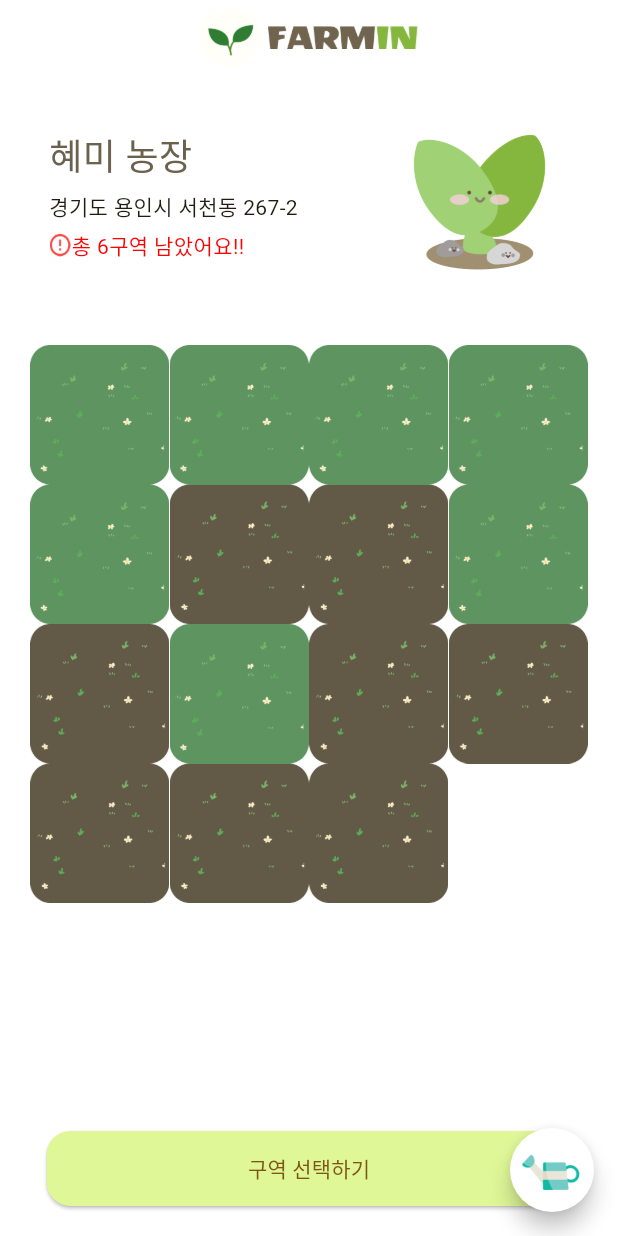
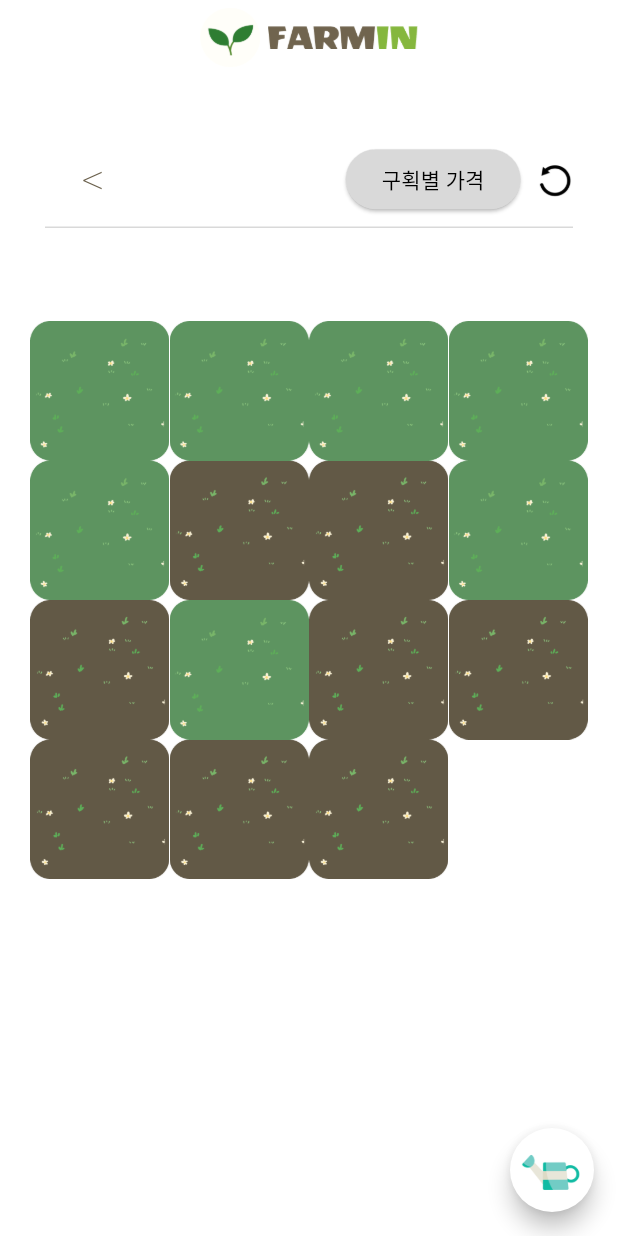
Before and after one commit to HTML-014B/014B-FE, a Flutter app: the ManagePlantsScreen screen opened directly, after a tap on "구역 선택하기", on a phone screen of 412 x 824 dp. Run offline on Flutter 3.47's test engine with Material 3 defaults, Android fonts, the light colour scheme and no system bars; drawn by our look-alikes of flutter_speed_dial; our stand-ins replace geolocator, google_maps_flutter.

Commit message:
managePlants screen

```diff
--- a/lib/screens/managePlants_screen.dart
+++ b/lib/screens/managePlants_screen.dart
@@ -75,10 +75,12 @@ class _ManagePlantsScreenState extends State<ManagePlantsScreen> {
       body: Column(
         children: [
           SizedBox(height: 10),
-          Padding(
+          isEditedMode == false
+              ? Padding(
                   padding: const EdgeInsets.all(20),
                   child: Row(
-                mainAxisAlignment: MainAxisAlignment.spaceAround, // 간격을 띄우고 정렬
+                    mainAxisAlignment:
+                        MainAxisAlignment.spaceAround, // 간격을 띄우고 정렬
                     children: [
                       Column(
                         crossAxisAlignment: CrossAxisAlignment.start,
@@ -107,9 +109,56 @@ class _ManagePlantsScreenState extends State<ManagePlantsScreen> {
                         ],
                       ),
                       SizedBox(width: 10),
-                  Image.asset('assets/final_logo.png', width: 120, height: 100),
+                      Image.asset('assets/final_logo.png',
+                          width: 120, height: 100),
                     ],
-              )),
+                  ))
+              : Padding(
+                  padding: const EdgeInsets.all(30),
+                  child: Column(
+                    children: [
+                      Row(
+                        mainAxisAlignment: MainAxisAlignment.spaceBetween,
+                        children: [
+                          TextButton(
+                              onPressed: () => setState(() {
+                                    isEditedMode = false;
+                                  }),
+                              child: Text('<',
+                                  style: TextStyle(
+                                    fontWeight: FontWeight.w200,
+                                    fontSize: 30.0, // 글꼴 크기를 24.0으로 설정
+                                    color:
+                                        Color(0xff6B614D), // 텍스트 색상 설정 (선택 사항)
+                                  ))),
+                          Row(
+                            children: [
+                              ElevatedButton(
+                                  style: ElevatedButton.styleFrom(
+                                      backgroundColor: Color(0xffD9D9D9)),
+                                  onPressed: () => {},
+                                  child: Text('구획별 가격',
+                                      style: TextStyle(
+                                        fontSize: 14.0, // 글꼴 크기를 24.0으로 설정
+                                        color: Color(
+                                            0xff000000), // 텍스트 색상 설정 (선택 사항)
+                                      ))),
+                              SizedBox(width: 10),
+                              Image.asset('assets/reset.png',
+                                  width: 25, height: 25),
+                            ],
+                          ),
+                        ],
+                      ),
+                      Container(
+                        margin: EdgeInsets.symmetric(
+                            vertical: 2.0), // 수평선 위아래 여백 설정
+                        height: 1.0, // 수평선 높이
+                        color: Color(0xffD9D9D9), // 수평선 색상
+                      ),
+                    ],
+                  ),
+                ),
           SizedBox(height: 10),
           Expanded(
             // Expanded를 Column의 두 번째 자식으로 이동
@@ -168,64 +217,44 @@ class _ManagePlantsScreenState extends State<ManagePlantsScreen> {
                     child: AnimatedContainer(
                       duration: Duration(seconds: 1),
                       curve: Curves.fastEaseInToSlowEaseOut,
-                      height: 80,
                       decoration: BoxDecoration(color: Color(0xffE6F7B4)),
                       child: Center(
                         child: Column(
                           children: [
-                            SizedBox(height: 5),
+                            SizedBox(height: 20),
+                            Row(
+                                mainAxisAlignment: MainAxisAlignment.center,
+                                children: [
+                                  Image.asset('assets/selectedGrass.png',
+                                      width: 50, height: 50),
+                                  SizedBox(width: 10),
+                                  Text('총 면적 ${7 * section}')
+                                ]),
+                            Row(
+                                mainAxisAlignment:
+                                    MainAxisAlignment.spaceAround,
+                                children: [
                                   Text(
-                              '선택 면적 $section평',
-                              textAlign: TextAlign.center,
-                              style: TextStyle(fontSize: 15),
+                                    '총 $section 구역',
+                                    style: TextStyle(
+                                      fontSize: 18.0, // 폰트 크기를 24로 설정
+                                    ),
                                   ),
                                   TextButton(
-                              onPressed: () {
-                                showDialog(
-                                  context: context,
-                                  builder: (_) {
-                                    return AlertDialog(
-                                      title: Text('확정하기'),
-                                      content: Text(
-                                        '결제하실 금액은 ${total_price * 100000}원 입니다',
+                                      onPressed: () => {},
+                                      child: Text(
+                                        "구역 대여하기",
+                                        style: TextStyle(
+                                          fontSize: 18.0, // 폰트 크기를 24로 설정
                                         ),
-                                      actions: [
-                                        TextButton(
-                                          onPressed: () {
-                                            Navigator.of(context).pop(false);
-                                          },
-                                          child: Text('취소'),
-                                        ),
-                                        TextButton(
-                                          onPressed: () {
-                                            clickPayment();
-                                            setState(() {
-                                              isClicked = false;
-                                              section = 0;
-                                              total_price = 0;
-                                              myPlant(_plantList);
-                                              Navigator.of(context).pop(false);
-                                            });
-                                          },
-                                          child: Text('결제하기'),
-                                        ),
-                                      ],
-                                    );
-                                  },
-                                );
-                              },
-                              child: Container(
-                                child: isClicked == false
-                                    ? Text('${total_price * 100000}원 확정하기')
-                                    : Text(''),
-                              ),
-                            ),
+                                      ))
+                                ]),
                           ],
                         ),
                       ),
                     ),
-                  )
-                else
+                  ),
+                if (isEditedMode == false && total_price == 0)
                   Positioned(
                     bottom: 20,
                     left: 0,
--- a/pubspec.yaml
+++ b/pubspec.yaml
@@ -89,9 +89,6 @@ flutter:
     - assets/myGround.png
     - assets/guard.png
     - assets/watering.png
-    - assets/ground_clicked.png
-    - assets/ground_nothing.png
-    - assets/ground_prohibited.png
     - assets/my_ground_carrot.png
     - assets/my_ground_nothing.png
     - assets/background.png
@@ -119,6 +116,7 @@ flutter:
     - assets/prohibitedGrass_final.png
     - assets/normalGrass.png
     - assets/warning.png
+    - assets/reset.png
 
   # To add assets to your application, add an assets section, like this:
   # assets:
```
Also changed, not shown: assets/ground_clicked.png (deleted), assets/ground_nothing.png (deleted), assets/ground_prohibited.png (deleted), assets/prohibitedGrass.png, assets/reset.png (added), 1 other file. Lines whose indentation alone changed are shown as unchanged.
